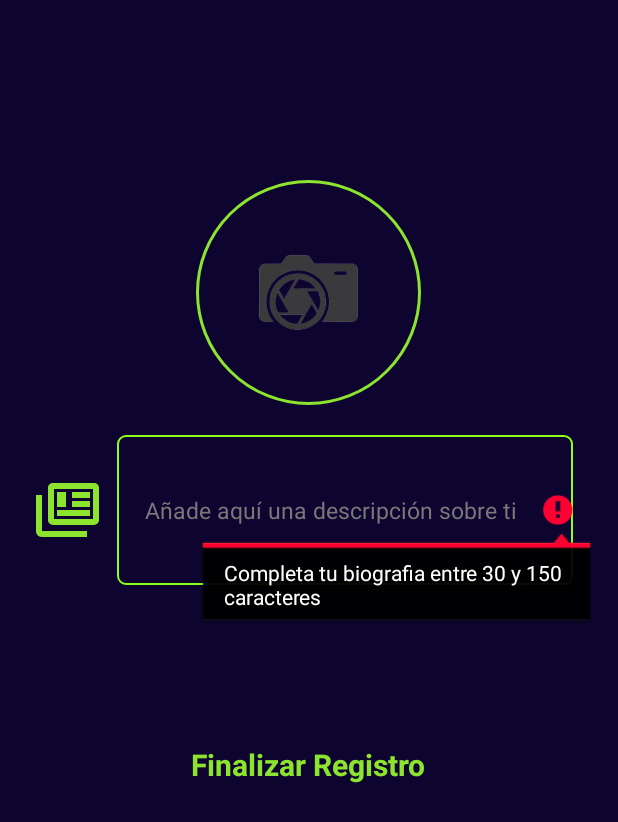
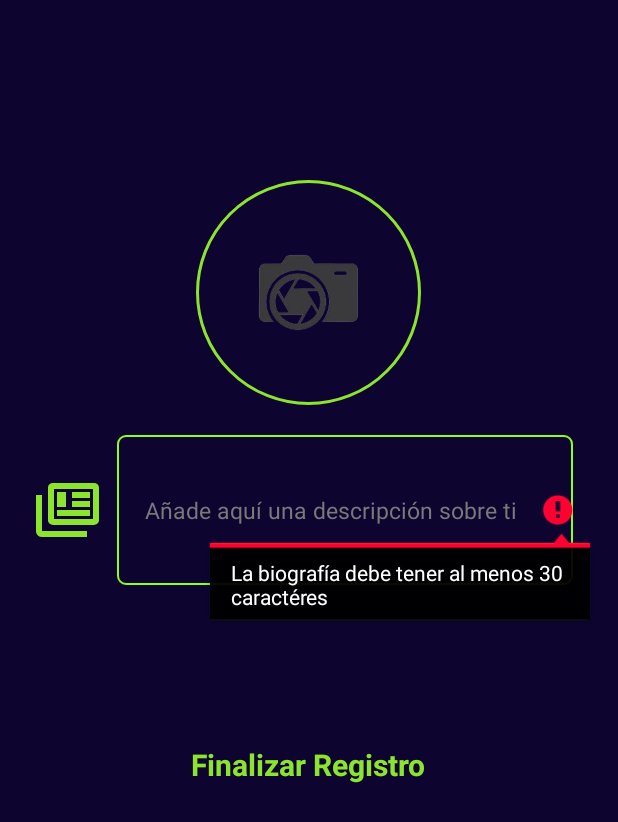
Before and after one commit to JenaroLeal/OMOapp, an Android app: the RegActivity_fotos screen opened directly, with no data from a screen before it, after a tap on "Finalizar Registro", on a phone screen of 412 x 824 dp. Shown: the top 822 px of the screen. Run offline under Robolectric (Android 15) with nearby library versions, the phone set to English and light mode, and no system bars; our stand-ins replace CircleImageView, Firebase (no records; nobody signed in at launch, a user with empty details on screens opened directly); pictures from the network do not load.

Commit message:
Bio y juegos
length de la biografia corregido.
Añadida función para comprobar que no se repiten juegos

```diff
--- a/CenecApp/app/src/main/java/com/example/cenecapp/RegActivity_fotos.kt
+++ b/CenecApp/app/src/main/java/com/example/cenecapp/RegActivity_fotos.kt
@@ -87,15 +87,11 @@ class RegActivity_fotos : AppCompatActivity() {
         btnFin=findViewById(R.id.btnFinalizar)
         bioJugador=findViewById(R.id.campoBiografia)
 
-        /**
-         * Listener de 'finalizar registro'
-         * Comprobamos si los datos introducidos exsiten y son correctos. En caso afirmativo, completmaos el registro del usuario
-         * En caso de que haya error, informamos al usuario
-         */
+
         btnFin.setOnClickListener(){
 
             val bio:String=bioJugador.text.toString()
-            if(bio.isEmpty() || bio.length>150 || bio.length<30){
+            if(bio.isEmpty() || bio.length<30){
                 bioJugador.error=getString(R.string.completaBio)
             }
             else if(tieneFoto==false){
@@ -105,22 +101,22 @@ class RegActivity_fotos : AppCompatActivity() {
              * Registramos al usuario en nuestra base de datos de Firebase, con los distintos campos
              */
             else {
-                mAuth.createUserWithEmailAndPassword(emailFinal, passwordRecibido)
+                mAuth.createUserWithEmailAndPassword(emailRecibido, passwordRecibido)
                     .addOnCompleteListener { task ->
                         if (task.isSuccessful) {
-                            // User creation successful, proceed to Firestore update
+
                             val user = mAuth.currentUser
 
-                            // Now, store the user details in Firestore
+
                             val userData = hashMapOf(
                                 "password" to passwordRecibido,
-                                "email" to emailFinal,
+                                "email" to emailRecibido,
                                 "nombre" to nombreRecibido,
                                 "ciudad" to ciudadRecibida,
                                 "plataforma" to plataformaRecibida,
                                 "juegos" to juegosRecibidos,
                                 "biografia" to bio,
-                                "foto" to emailFinal,
+                                "foto" to emailRecibido,
                                 "usuariosDeseados" to arrayListOf<String>(),
                                 "usuariosQueQuierenConectar" to arrayListOf<String>(),
                                 "usuariosRechazados" to arrayListOf<String>(),
@@ -128,10 +124,10 @@ class RegActivity_fotos : AppCompatActivity() {
                                 "amigos" to arrayListOf<String>()
                             )
 
-                            db.collection("Usuarios").document(emailFinal).set(userData)
+                            db.collection("Usuarios").document(emailRecibido).set(userData)
                                 .addOnCompleteListener { firestoreTask ->
                                     if (firestoreTask.isSuccessful) {
-                                        // User data stored successfully in Firestore
+
                                         val i: Intent = Intent(this, base_fragments::class.java)
                                         val bundle: Bundle = Bundle()
                                         biografiaEnviada = bio
@@ -141,9 +137,7 @@ class RegActivity_fotos : AppCompatActivity() {
 
                                         spinner.setVisibility(View.VISIBLE)
                                         val animator = ValueAnimator.ofInt(75, 100)
-                                        /**
-                                         * Método que nos permite animar la progressbar durante 3 segundos
-                                         */
+
                                         animator.apply {
                                             duration = 1000 // 3 seconds
                                             addUpdateListener { valueAnimator ->
@@ -173,55 +167,7 @@ class RegActivity_fotos : AppCompatActivity() {
                         }
                     }
             }
-           /* else {
-                db.collection("Usuarios").document(emailRecibido).set(
-                    hashMapOf(
-                        "password" to passwordRecibido,
-                        "email" to emailRecibido,
-                        "nombre" to nombreRecibido,
-                        "ciudad" to ciudadRecibida,
-                        "plataforma" to plataformaRecibida,
-                        "juegos" to juegosRecibidos,
-                        "biografia" to bio,
-                        "foto" to emailRecibido,
-                        "usuariosDeseados" to ArrayList<String>(),
-                        "usuariosQueQuierenConectar" to ArrayList<String>(),
-                        "usuariosRechazados" to ArrayList<String>(),
-                        "usuariosBloqueados" to ArrayList<String>(),
-                        "amigos" to ArrayList<String>()
-                    )
-                )
-                val i: Intent = Intent(this, base_fragments::class.java)
-                var bundle: Bundle = Bundle()
-                biografiaEnviada = bio
-                emailFinal = emailRecibido
-                bundle.putString("email", emailFinal)
-                i.putExtras(bundle)
 
-                spinner.setVisibility(View.VISIBLE)
-                val animator = ValueAnimator.ofInt(75, 100)
-                /**
-                 * Método que nos permite animar la progressbar durante 3 segundos
-                 */
-                animator.apply {
-                    duration = 1000 // 3 seconds
-                    addUpdateListener { valueAnimator ->
-                        val value = valueAnimator.animatedValue as Int
-                        spinner.progress = value
-                    }
-
-                    addListener(object : Animator.AnimatorListener {
-                        override fun onAnimationStart(animator: Animator) {}
-                        override fun onAnimationEnd(animator: Animator) {
-                            startActivity(i)
-                        }
-                        override fun onAnimationCancel(p0: Animator) {}
-                        override fun onAnimationRepeat(p0: Animator) {}
-
-                    })
-                }
-                animator.start()
-            }*/
         }
         /**
          * Listener para la imagen de usuario
--- a/CenecApp/app/src/main/res/values/strings.xml
+++ b/CenecApp/app/src/main/res/values/strings.xml
@@ -45,7 +45,7 @@
     <string name="debesAceptarTerminos">Debes aceptar los términos y condiciones de uso</string>
     <string name="descripcionUsuario">Los otros usuarios querrán saber de ti</string>
     <string name="hello_blank_fragment">Hello blank fragment</string>
-    <string name="completaBio">Completa tu biografia entre 30 y 150 caracteres</string>
+    <string name="completaBio">La biografía debe tener al menos 30 caractéres</string>
     <string name="juegosIguales">No puede haber dos juegos iguales</string>
     <string name="juegoInvalido">Introduce un juego</string>
     <string name="fotoOk">Foto subida correctamente</string>
```
Also changed, not shown: CenecApp/app/src/main/java/com/example/cenecapp/RegActivity3_juegos.kt (+156 -97 lines), 1 other file.
